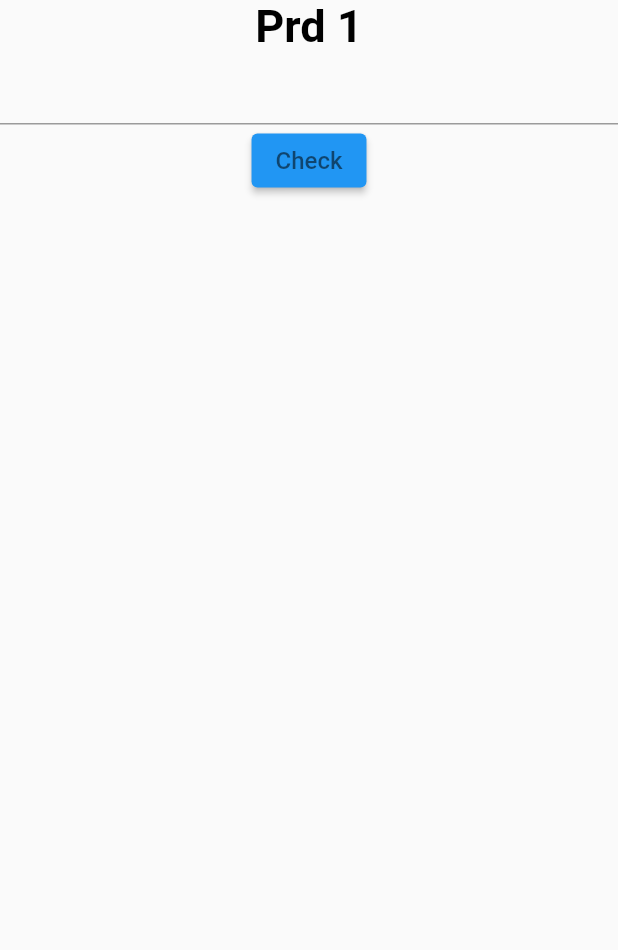
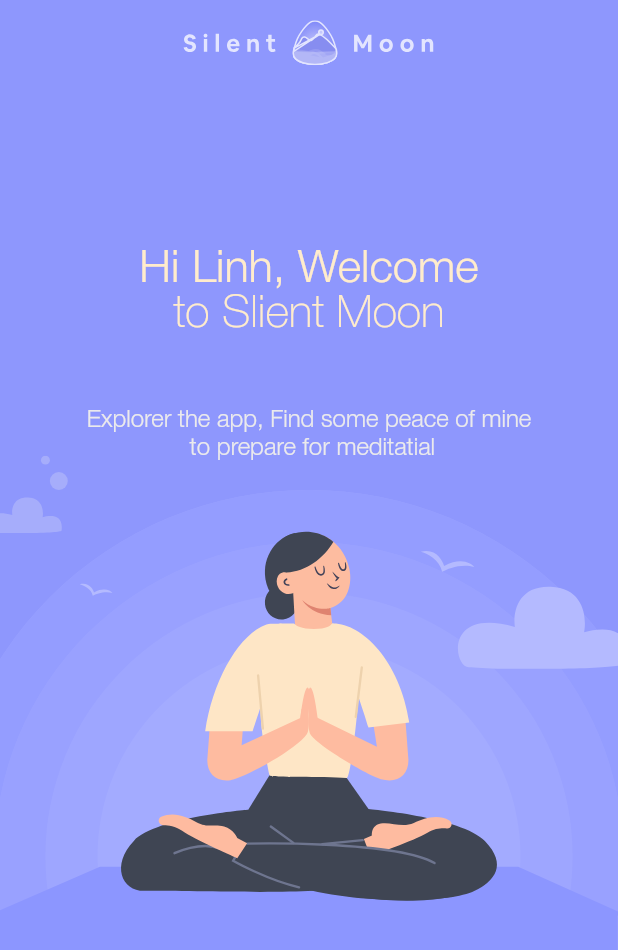
Before and after one commit to nguyentanlinh90/my_app, a Flutter app: the screen it shows after launch, on a phone screen of 412 x 824 dp. Shown: the top 950 px of the screen. Run offline on Flutter 3.47's test engine with Material 2 defaults, Android fonts, the phone set to English and light mode, and no system bars; our stand-ins replace bloc, device_preview, equatable, flutter_bloc, flutter_svg.

Commit message:
add sleep page

```diff
--- a/lib/cubit/app_cubit_logics.dart
+++ b/lib/cubit/app_cubit_logics.dart
@@ -1,12 +1,12 @@
-import 'package:flutter/cupertino.dart';
 import 'package:flutter/material.dart';
 import 'package:flutter_bloc/flutter_bloc.dart';
 import 'package:my_app/cubit/app_cubit_states.dart';
 import 'package:my_app/cubit/app_cubits.dart';
 import 'package:my_app/pages/detail_page.dart';
 import 'package:my_app/pages/home_page.dart';
-import 'package:my_app/pages/price_page.dart';
+import 'package:my_app/pj_price/pages/home_price_page.dart';
 import 'package:my_app/pages/welcome_page.dart';
+import 'package:my_app/pj_sleep/pages/home_sleep_page.dart';
 
 import '../pages/navpages/main_page.dart';
 
@@ -25,7 +25,8 @@ class _AppCubitLogicsState extends State<AppCubitLogics> {
         builder: (context, state) {
           if (state is WelcomeState) {
             // return WelcomePage();
-            return PricePage();
+            // return HomePricePage();
+            return HomeSleepPage();
           }
           if (state is LoadingState) {
             return Center(
--- a/lib/cubit/app_cubit_states.dart
+++ b/lib/cubit/app_cubit_states.dart
@@ -4,6 +4,12 @@ import 'package:my_app/model/data_model.dart';
 abstract class CubitStates extends Equatable {}
 
 class InitialState extends CubitStates {
+  @override
+  // TODO: implement props
+  List<Object> get props => [];
+}
+
+class WelcomeState extends CubitStates {
   @override
   // TODO: implement props
   List<Object> get props => [];
@@ -17,7 +23,9 @@ class LoadingState extends CubitStates {
 
 class LoadedState extends CubitStates {
   LoadedState(this.places);
+
   final List<DataModel> places;
+
   @override
   // TODO: implement props
   List<Object> get props => [places];
@@ -25,14 +33,10 @@ class LoadedState extends CubitStates {
 
 class DetailState extends CubitStates {
   DetailState(this.place);
+
   final DataModel place;
+
   @override
   // TODO: implement props
   List<Object> get props => [place];
 }
-
-class WelcomeState extends CubitStates {
-  @override
-  // TODO: implement props
-  List<Object> get props => [];
-}
--- a/lib/main.dart
+++ b/lib/main.dart
@@ -1,11 +1,20 @@
+import 'package:device_preview/device_preview.dart';
+import 'package:flutter/foundation.dart';
 import 'package:flutter/material.dart';
 import 'package:flutter_bloc/flutter_bloc.dart';
 import 'package:my_app/cubit/app_cubit_logics.dart';
 import 'package:my_app/cubit/app_cubits.dart';
+import 'package:my_app/misc/colors.dart';
+import 'package:my_app/misc/theme.dart';
 import 'package:my_app/services/data_services.dart';
 
 void main() {
-  runApp(MyApp());
+  runApp(
+    DevicePreview(
+      enabled: !kReleaseMode,
+      builder: (context) => MyApp(), // Wrap your app
+    ),
+  );
 }
 
 class MyApp extends StatelessWidget {
@@ -14,12 +23,17 @@ class MyApp extends StatelessWidget {
   @override
   Widget build(BuildContext context) {
     return MaterialApp(
+        useInheritedMediaQuery: true,
+        locale: DevicePreview.locale(context),
+        builder: DevicePreview.appBuilder,
+        theme: ThemeData(
+          primaryColor: kColorPrimary
+        ),
+        darkTheme: ThemeData.dark(),
         home: BlocProvider<AppCubits>(
-      create: (context) => AppCubits(
-        data: DataServices()
-      ),
+          create: (context) => AppCubits(data: DataServices()),
           child: AppCubitLogics(),
-    ));
+        ));
   }
 }
 
--- /dev/null
+++ b/lib/misc/theme.dart
@@ -0,0 +1,24 @@
+import 'package:flutter/material.dart';
+
+const kColorPrimary = Color(0xFF8e97fd);
+const kColorLightYellow = Color(0xFFffeccc);
+const kColorLightGrey = Color(0xFFebeaec);
+
+class primaryFont {
+  static String fontFamily = 'HelveticaNeue';
+
+  static TextStyle thin(double size) {
+    return TextStyle(
+        fontFamily: fontFamily, fontSize: size, fontWeight: FontWeight.w100);
+  }
+
+  static TextStyle light(double size) {
+    return TextStyle(
+        fontFamily: fontFamily, fontSize: size, fontWeight: FontWeight.w300);
+  }
+
+  static TextStyle medium(double size) {
+    return TextStyle(
+        fontFamily: fontFamily, fontSize: size, fontWeight: FontWeight.w500);
+  }
+}
--- a/lib/pages/price_page.dart
+++ b/lib/pj_price/pages/home_price_page.dart
@@ -18,14 +18,14 @@ List products = [
   ProductInfo("Prd 5", 1000),
 ];
 
-class PricePage extends StatefulWidget {
-  const PricePage({Key? key}) : super(key: key);
+class HomePricePage extends StatefulWidget {
+  const HomePricePage({Key? key}) : super(key: key);
 
   @override
-  State<PricePage> createState() => _PricePageState();
+  State<HomePricePage> createState() => _HomePricePageState();
 }
 
-class _PricePageState extends State<PricePage> {
+class _HomePricePageState extends State<HomePricePage> {
   int _currentProductIndex = 0;
   int? _inputtedPrice;
   String _result = '';
@@ -50,9 +50,9 @@ class _PricePageState extends State<PricePage> {
                   onPressed: () {
                     setState(() {
                       _result =
-                          _inputtedPrice == products[_currentProductIndex].price
-                              ? 'pass'
-                              : 'fail';
+                      _inputtedPrice == products[_currentProductIndex].price
+                          ? 'pass'
+                          : 'fail';
                     });
                   },
                   child: const AppText(
--- /dev/null
+++ b/lib/pj_sleep/pages/home_sleep_page.dart
@@ -0,0 +1,104 @@
+import 'package:flutter/material.dart';
+import 'package:flutter_svg/flutter_svg.dart';
+import 'package:my_app/misc/theme.dart';
+
+class HomeSleepPage extends StatefulWidget {
+  const HomeSleepPage({Key? key}) : super(key: key);
+
+  @override
+  _HomeSleepPageState createState() => _HomeSleepPageState();
+}
+
+class _HomeSleepPageState extends State<HomeSleepPage> {
+  @override
+  Widget build(BuildContext context) {
+    final orientation = MediaQuery.of(context).orientation;
+    return Scaffold(
+      backgroundColor: kColorPrimary,
+      body: SafeArea(
+        child: orientation == Orientation.portrait
+            ? Stack(
+                children: [
+                  getStartedBackground(),
+                  FractionallySizedBox(
+                      heightFactor: 0.4, child: getStartedHeader()),
+                ],
+              )
+            : Row(
+                children: [
+                  Expanded(child: getStartedHeader()),
+                  Expanded(child: getStartedBackground()),
+                ],
+              ),
+      ),
+    );
+  }
+
+  Align getStartedBackground() {
+    return Align(
+        alignment: Alignment.bottomCenter,
+        child: FractionallySizedBox(
+            heightFactor: 0.6,
+            widthFactor: 1,
+            child: FittedBox(
+                fit: BoxFit.cover,
+                child: SvgPicture.asset('assets/images/bg_get_started.svg'))));
+  }
+
+  Column getStartedHeader() {
+    return Column(
+      children: [
+        Flexible(
+            flex: 2,
+            fit: FlexFit.tight,
+            child: SvgPicture.asset(
+              'assets/images/ic_logo.svg',
+              alignment: const Alignment(0.0, -0.8),
+            )),
+        Flexible(
+            flex: 1,
+            child: Column(
+              children: [
+                FittedBox(
+                  child: RichText(
+                      textAlign: TextAlign.center,
+                      text: TextSpan(
+                          text: 'Hi Linh, Welcome\n',
+                          style: primaryFont
+                              .medium(30)
+                              .copyWith(color: kColorLightYellow),
+                          children: [
+                            TextSpan(
+                                text: 'to Slient Moon',
+                                style: primaryFont
+                                    .thin(30)
+                                    .copyWith(color: kColorLightYellow))
+                          ])),
+                ),
+              ],
+            )),
+        Flexible(
+          flex: 1,
+          fit: FlexFit.tight,
+          child: SizedBox.expand(
+            child: FractionallySizedBox(
+              widthFactor: 0.8,
+              child: Align(
+                alignment: Alignment.center,
+                child: FittedBox(
+                  child: Text(
+                    'Explorer the app, Find some peace of mine\n to prepare for meditatial',
+                    style: primaryFont
+                        .light(16)
+                        .copyWith(color: kColorLightGrey, height: 1.2),
+                    textAlign: TextAlign.center,
+                  ),
+                ),
+              ),
+            ),
+          ),
+        )
+      ],
+    );
+  }
+}
```
Also changed, not shown: pubspec.yaml (+17 -12 lines), assets/fonts/HelveticaNeue-Black.ttf (added), assets/fonts/HelveticaNeue-Bold.ttf (added), assets/fonts/HelveticaNeue-Light.ttf (added), assets/fonts/HelveticaNeue-Medium.ttf (added), assets/fonts/HelveticaNeue-Thin.ttf (added), assets/images/bg_get_started.svg (added), assets/images/ic_logo.svg (added), pubspec.lock, 4 other files.
